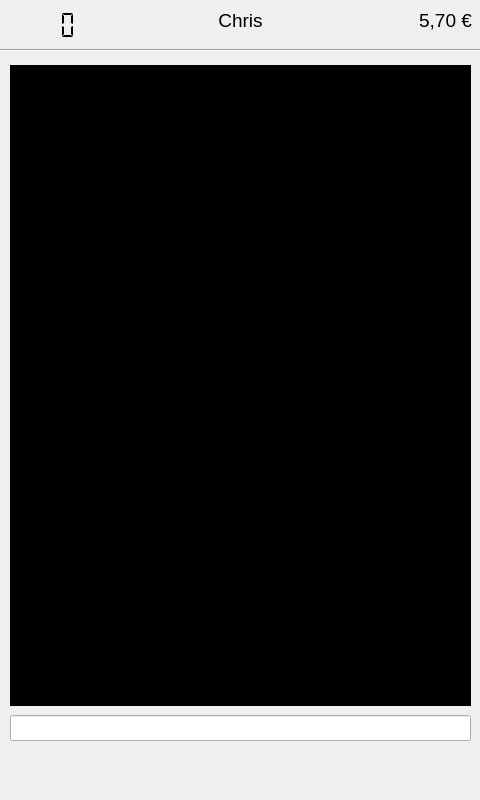
This is src/userwindow.ui in chrisgassen/beverage-POS as Qt 5 draws it before an edit. The edited form follows.
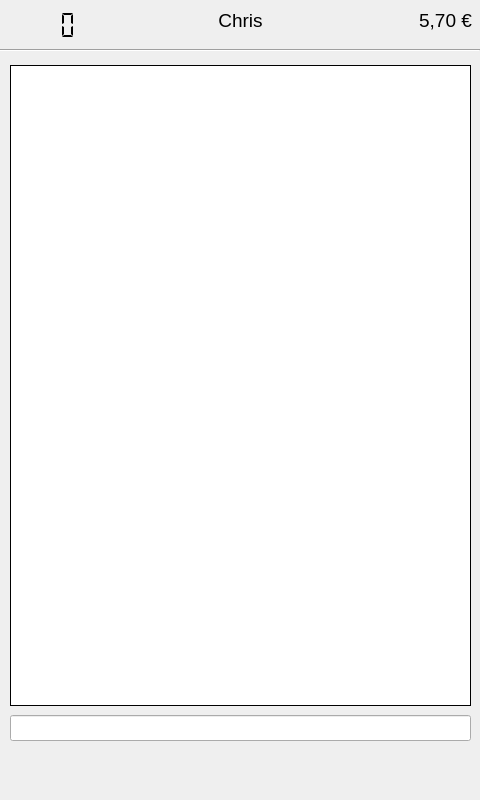
This is the edited form. The open tabs and pages were chosen to show the change. Icons and pictures are not drawn.

Diff of the .ui file:
```diff
--- a/src/userwindow.ui
+++ b/src/userwindow.ui
@@ -533,7 +533,7 @@
        <string>&lt;!DOCTYPE HTML PUBLIC &quot;-//W3C//DTD HTML 4.0//EN&quot; &quot;http://www.w3.org/TR/REC-html40/strict.dtd&quot;&gt;
 &lt;html&gt;&lt;head&gt;&lt;meta name=&quot;qrichtext&quot; content=&quot;1&quot; /&gt;&lt;style type=&quot;text/css&quot;&gt;
 p, li { white-space: pre-wrap; }
-&lt;/style&gt;&lt;/head&gt;&lt;body style=&quot; font-family:'Lato Medium'; font-size:11pt; font-weight:400; font-style:normal;&quot; bgcolor=&quot;#000000&quot;&gt;
+&lt;/style&gt;&lt;/head&gt;&lt;body style=&quot; font-family:'Lato Medium'; font-size:11pt; font-weight:400; font-style:normal;&quot;&gt;
 &lt;p style=&quot;-qt-paragraph-type:empty; margin-top:0px; margin-bottom:0px; margin-left:0px; margin-right:0px; -qt-block-indent:0; text-indent:0px;&quot;&gt;&lt;br /&gt;&lt;/p&gt;&lt;/body&gt;&lt;/html&gt;</string>
       </property>
       <property name="textInteractionFlags">
```
Left out of the diff: 14 changed lines with no effect on the pictures.
